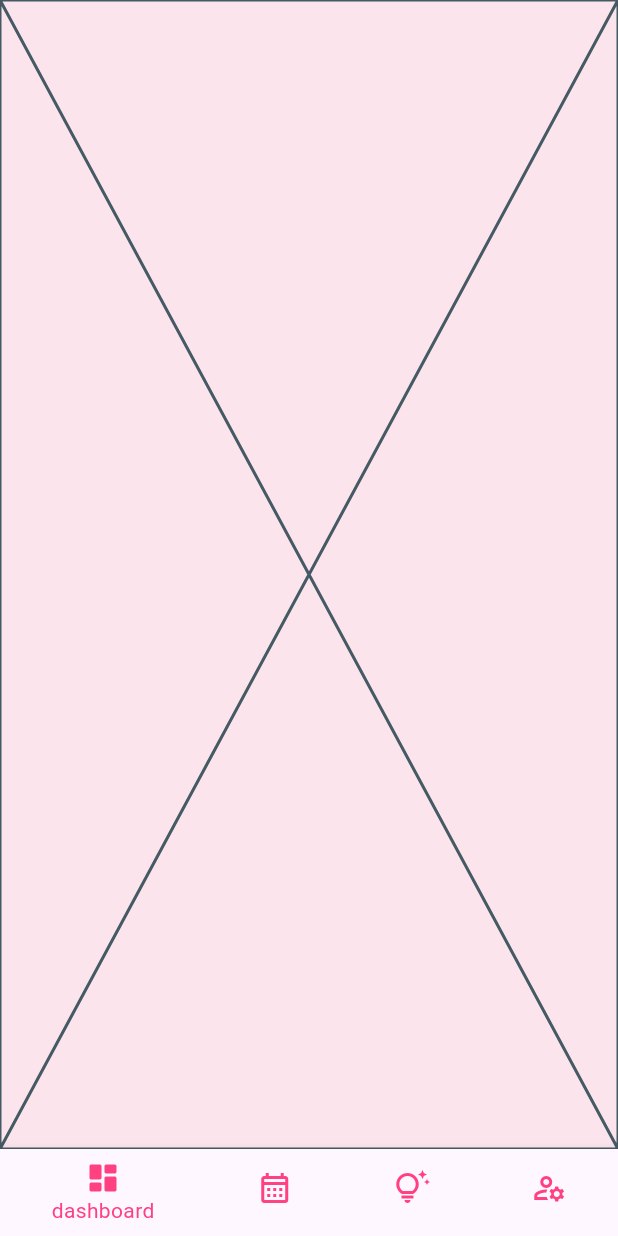
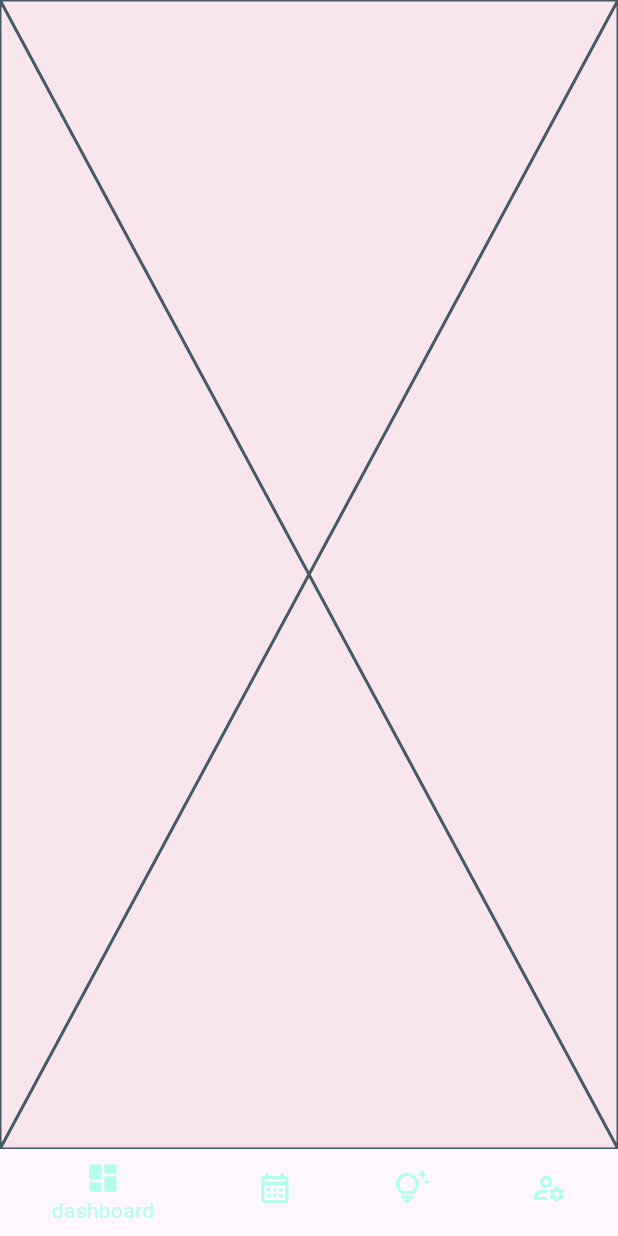
Before and after one commit to aanish37/Stritva, a Flutter app: the screen it shows after launch, on a phone screen of 412 x 824 dp. Run offline on Flutter 3.47's test engine with Material 2 defaults, Android fonts, the phone set to English and light mode, and no system bars; our stand-ins replace table_calendar.

Commit message:
some minor changes

```diff
--- a/lib/main.dart
+++ b/lib/main.dart
@@ -1,6 +1,7 @@
 import 'package:flutter/material.dart';
 import './view/home_page.dart';
 import './constant.dart';
+
 void main() {
   runApp(const MyApp());
 }
@@ -14,22 +15,18 @@ class MyApp extends StatelessWidget {
     return MaterialApp(
       title: 'Flutter Demo',
       debugShowCheckedModeBanner: false,
-
       theme: ThemeData(
-        scaffoldBackgroundColor: Colors.pink[50],
-
-        bottomNavigationBarTheme: BottomNavigationBarThemeData(
-
-          backgroundColor: backgroundColor,
-          selectedItemColor: backgroundColor,
-          unselectedItemColor:backgroundColor,
-
-        ),
-        colorScheme: ColorScheme.fromSeed(seedColor: Colors.deepPurple),
-        useMaterial3: true,
-        primarySwatch:Colors.purple ,
-      ),
-      home:  HomePage(),
+          scaffoldBackgroundColor: Color.fromARGB(255, 249, 230, 236),
+          bottomNavigationBarTheme: BottomNavigationBarThemeData(
+            backgroundColor: backgroundColor,
+            selectedItemColor: buttonColor,
+            unselectedItemColor: buttonColor,
+          ),
+          colorScheme: ColorScheme.fromSeed(seedColor: Colors.deepPurple),
+          useMaterial3: true,
+          primarySwatch: Colors.pink,
+          buttonTheme: ButtonThemeData(buttonColor: buttonColor)),
+      home: HomePage(),
     );
   }
 }
```
Also changed, not shown: lib/model/eventWidget.dart (added, +51 -0 lines).
